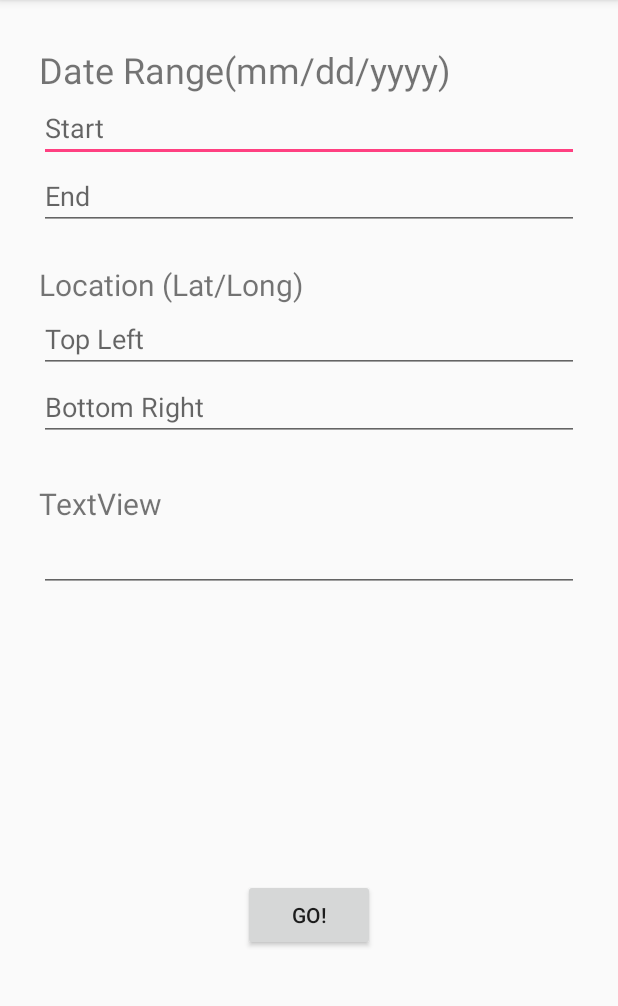
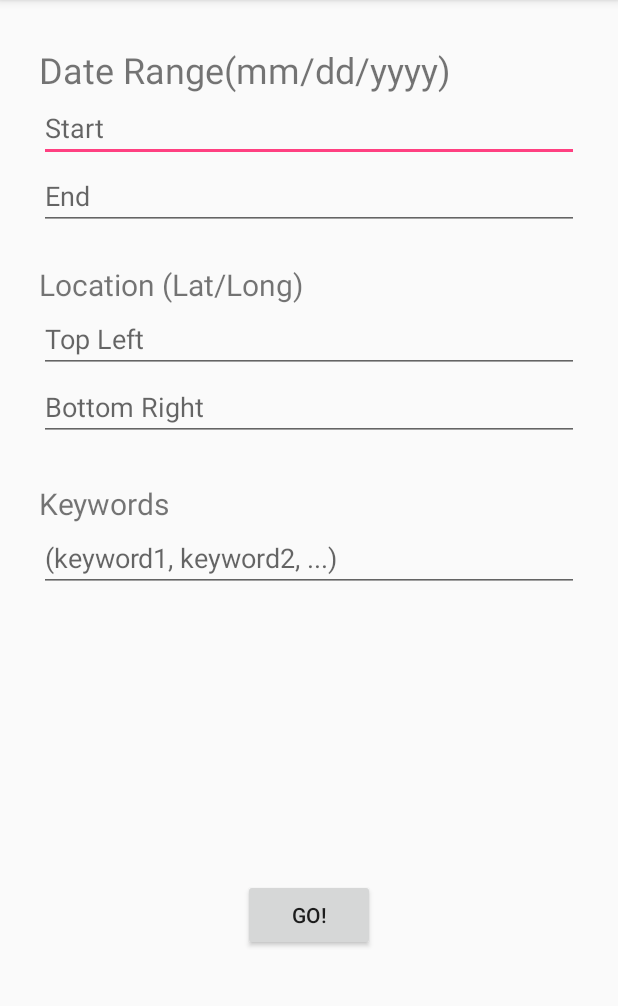
Before and after one commit to sinnbott/gallery_repo, an Android app: the SearchActivity screen opened directly, with no data from a screen before it, on a phone screen of 412 x 824 dp, the part 84-1090 px from its top. Run offline under Robolectric (Android 15) with nearby library versions, the phone set to English and light mode, and no system bars.

Commit message:
Search by keywords

```diff
--- a/app/src/main/java/com/example/myapplication/SearchActivity.java
+++ b/app/src/main/java/com/example/myapplication/SearchActivity.java
@@ -17,6 +17,7 @@ public class SearchActivity extends AppCompatActivity {
     private EditText mEndDate;
     private EditText mStartLoc;
     private EditText mEndLoc;
+    private EditText mKeywords;
 
     @Override
     protected void onCreate(Bundle savedInstanceState) {
@@ -26,6 +27,7 @@ public class SearchActivity extends AppCompatActivity {
         mEndDate = findViewById(R.id.textEndDate);
         mStartLoc = findViewById(R.id.textStartLoc);
         mEndLoc = findViewById(R.id.textEndLoc);
+        mKeywords = findViewById(R.id.textKeywordSearch);
     }
 
     public void search (final View view) {
@@ -34,6 +36,7 @@ public class SearchActivity extends AppCompatActivity {
         i.putExtra("ENDDATE", mEndDate.getText().toString());
         i.putExtra("LOCSTART", mStartLoc.getText().toString());
         i.putExtra("LOCEND", mEndLoc.getText().toString());
+        i.putExtra("KEYWORDS", mKeywords.getText().toString());
         setResult(RESULT_OK, i);
         finish();
     }
--- a/app/src/main/res/layout/activity_search.xml
+++ b/app/src/main/res/layout/activity_search.xml
@@ -101,7 +101,7 @@
             android:id="@+id/textView2"
             android:layout_width="match_parent"
             android:layout_height="wrap_content"
-            android:text="TextView"
+            android:text="@string/search_keywords"
             android:textSize="20sp" />
 
         <EditText
@@ -109,8 +109,8 @@
             android:layout_width="match_parent"
             android:layout_height="wrap_content"
             android:ems="10"
-            android:inputType="textMultiLine"
-            android:singleLine="false" />
+            android:hint="@string/search_keywords_hint"
+            android:inputType="text" />
 
     </LinearLayout>
 
--- a/app/src/main/res/values/strings.xml
+++ b/app/src/main/res/values/strings.xml
@@ -13,6 +13,7 @@
     <string name="search_location_top_left">Top Left</string>
     <string name="search_location_bottom_right">Bottom Right</string>
     <string name="search_keywords">Keywords</string>
+    <string name="search_keywords_hint">(keyword1, keyword2, ...)</string>
     <string name="search_go">Go!</string>
     <string name="options_file_path">File Path</string>
     <string name="options_database_name">Database Name</string>
```
Also changed, not shown: app/src/main/java/com/example/myapplication/MainActivity.java (+48 -26 lines).
